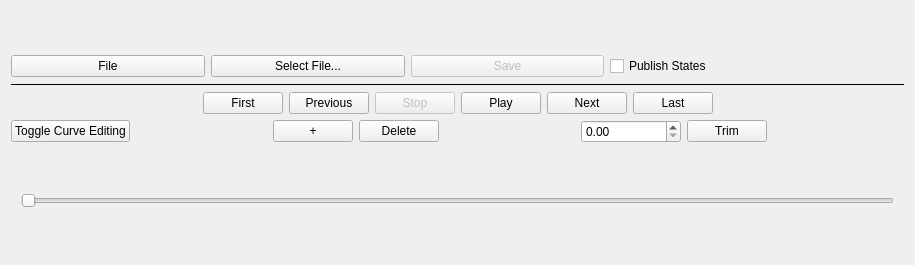
First picture: the form in resources/animation_plugin.ui, repository marvmn/rqt_animation, before the edit.
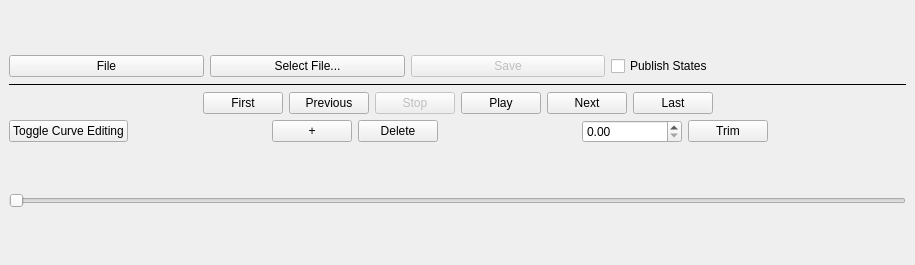
Second picture: the form after the edit.

Commit message: adjusted time slider size and plot colors

```diff
--- a/resources/animation_plugin.ui
+++ b/resources/animation_plugin.ui
@@ -14,6 +14,15 @@
    <string>Animation Editor</string>
   </property>
   <layout class="QVBoxLayout" name="verticalLayout_2">
+   <property name="spacing">
+    <number>6</number>
+   </property>
+   <property name="leftMargin">
+    <number>9</number>
+   </property>
+   <property name="rightMargin">
+    <number>9</number>
+   </property>
    <item>
     <layout class="QVBoxLayout" name="verticalLayout">
      <item>
@@ -254,12 +263,12 @@
     </layout>
    </item>
    <item>
-    <layout class="QVBoxLayout" name="timeSliderPanel">
+    <layout class="QHBoxLayout" name="horizontalLayout">
      <property name="leftMargin">
-      <number>10</number>
+      <number>0</number>
      </property>
      <property name="rightMargin">
-      <number>10</number>
+      <number>0</number>
      </property>
      <item>
       <widget class="QSlider" name="timeSlider">
```
The commit also changes 6 other files.
